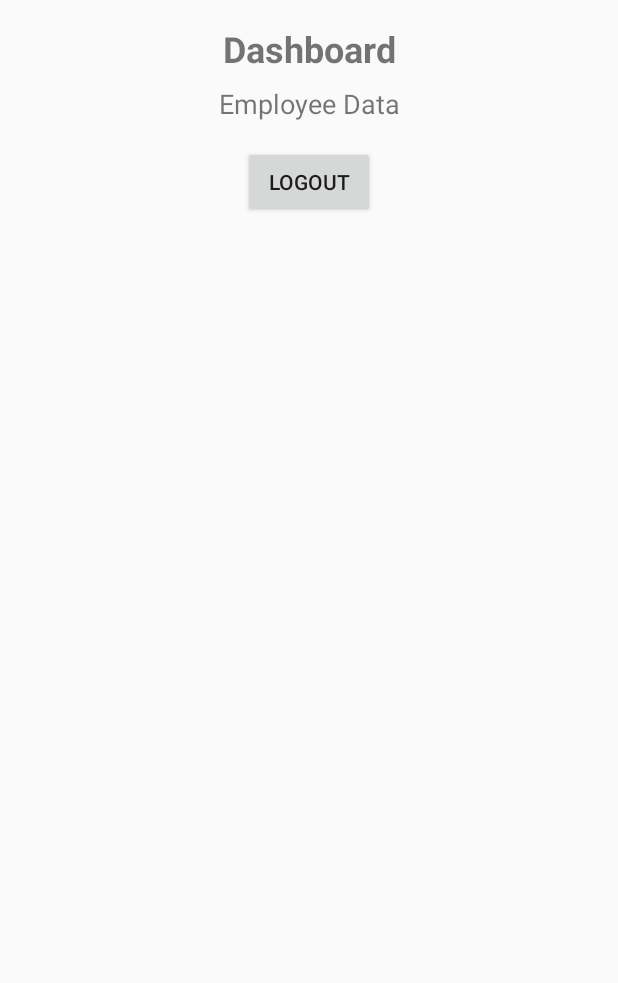
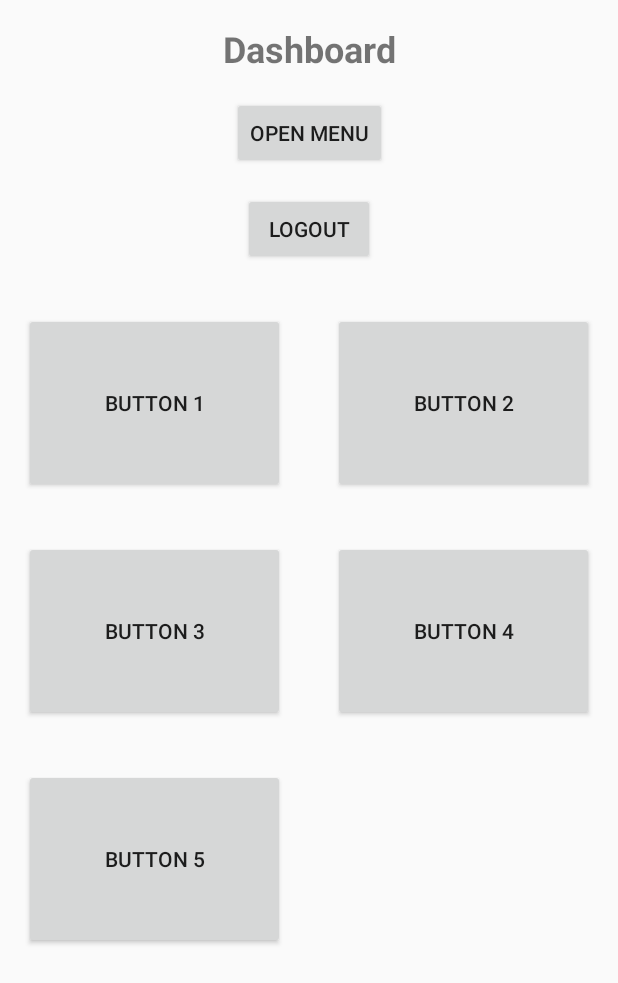
Before and after one commit to Fortune-0/Andriod, an Android app built with Jetpack Compose: the DashboardActivity screen opened directly, with no data from a screen before it, on a phone screen of 412 x 824 dp. Shown: the top 983 px of the screen. Run offline under Robolectric (Android 15) with nearby library versions, the phone set to English and light mode, and no system bars.

Commit message:
Basic dashboard done Replacing menu button with an icon

```diff
--- a/app/src/main/java/com/example/efficilog/DashboardActivity.kt
+++ b/app/src/main/java/com/example/efficilog/DashboardActivity.kt
@@ -3,27 +3,83 @@ package com.example.efficilog
 import android.os.Bundle
 import android.content.Intent
 import android.widget.Button
+import android.widget.Toast
 import androidx.activity.enableEdgeToEdge
 import androidx.appcompat.app.AppCompatActivity
+import androidx.appcompat.app.ActionBarDrawerToggle
+import androidx.drawerlayout.widget.DrawerLayout
+import com.google.android.material.navigation.NavigationView
 import androidx.core.view.ViewCompat
 import androidx.core.view.WindowInsetsCompat
 
 class DashboardActivity : AppCompatActivity() {
+    private lateinit var drawerLayout: DrawerLayout
+    private lateinit var navView: NavigationView
+
     override fun onCreate(savedInstanceState: Bundle?) {
         super.onCreate(savedInstanceState)
         enableEdgeToEdge()
         setContentView(R.layout.activity_dashboard)
-        ViewCompat.setOnApplyWindowInsetsListener(findViewById(R.id.main)) { v, insets ->
+
+        // Initialize DrawerLayout and NavigationView
+        drawerLayout = findViewById(R.id.drawer_layout)
+        navView = findViewById(R.id.navigation_view)
+
+        ViewCompat.setOnApplyWindowInsetsListener(drawerLayout) { v, insets ->
             val systemBars = insets.getInsets(WindowInsetsCompat.Type.systemBars())
             v.setPadding(systemBars.left, systemBars.top, systemBars.right, systemBars.bottom)
             insets
         }
 
-        val logoutButton = findViewById<Button>(R.id.logout_button)
-        logoutButton.setOnClickListener {
-            val intent = Intent(this, MainActivity::class.java)
-            startActivity(intent)
-            finish()
+        // Set up the open drawer button
+        val openDrawerButton = findViewById<Button>(R.id.menu_button)
+        openDrawerButton.setOnClickListener {
+            drawerLayout.open()
+        }
+
+        // Set up ActionBarDrawerToggle
+        val toggle = ActionBarDrawerToggle(
+            this, drawerLayout, R.string.open_drawer, R.string.close_drawer
+        )
+        drawerLayout.addDrawerListener(toggle)
+        toggle.syncState()
+
+        // Handle navigation item clicks
+        navView.setNavigationItemSelectedListener { menuItem ->
+            when (menuItem.itemId) {
+                R.id.nav_home -> {
+                    Toast.makeText(this, "Home clicked", Toast.LENGTH_SHORT).show()
+                    // Handle home action
+                }
+                R.id.nav_drawer -> {
+                    Toast.makeText(this, "Drawer clicked", Toast.LENGTH_SHORT).show()
+                }
+                R.id.nav_profile -> {
+                    Toast.makeText(this, "Profile clicked", Toast.LENGTH_SHORT).show()
+                    // Handle profile action
+                }
+                R.id.nav_settings -> {
+                    Toast.makeText(this, "Settings clicked", Toast.LENGTH_SHORT).show()
+                    // Handle settings action
+                }
+                R.id.nav_logout -> {
+                    Toast.makeText(this, "Logout clicked", Toast.LENGTH_SHORT).show()
+                    val intent = Intent(this, MainActivity::class.java)
+                    startActivity(intent)
+                    finish()
+                }
+            }
+            drawerLayout.closeDrawers()
+            true
+        }
+    }
+
+    // Override the back button to close the drawer if it's open
+    override fun onBackPressed() {
+        if (drawerLayout.isDrawerOpen(navView)) {
+            drawerLayout.closeDrawer(navView)
+        } else {
+            super.onBackPressed()
         }
     }
 }
--- /dev/null
+++ b/app/src/main/res/drawable/ic_home.xml
@@ -0,0 +1,5 @@
+<vector xmlns:android="http://schemas.android.com/apk/res/android" android:autoMirrored="true" android:height="24dp" android:tint="#000000" android:viewportHeight="24" android:viewportWidth="24" android:width="24dp">
+
+    <path android:fillColor="@android:color/white" android:pathData="M3,13h8L11,3L3,3v10zM3,21h8v-6L3,15v6zM13,21h8L21,11h-8v10zM13,3v6h8L21,3h-8z"/>
+
+</vector>
--- /dev/null
+++ b/app/src/main/res/drawable/ic_logout.xml
@@ -0,0 +1,5 @@
+<vector xmlns:android="http://schemas.android.com/apk/res/android" android:autoMirrored="true" android:height="24dp" android:tint="#000000" android:viewportHeight="24" android:viewportWidth="24" android:width="24dp">
+
+    <path android:fillColor="@android:color/white" android:pathData="M17,7l-1.41,1.41L18.17,11H8v2h10.17l-2.58,2.58L17,17l5,-5zM4,5h8V3H4c-1.1,0 -2,0.9 -2,2v14c0,1.1 0.9,2 2,2h8v-2H4V5z"/>
+
+</vector>
--- /dev/null
+++ b/app/src/main/res/drawable/ic_menu.xml
@@ -0,0 +1,5 @@
+<vector xmlns:android="http://schemas.android.com/apk/res/android" android:autoMirrored="true" android:height="24dp" android:tint="#000000" android:viewportHeight="24" android:viewportWidth="24" android:width="24dp">
+
+    <path android:fillColor="@android:color/white" android:pathData="M3,18h18v-2L3,16v2zM3,13h18v-2L3,11v2zM3,6v2h18L21,6L3,6z"/>
+
+</vector>
--- /dev/null
+++ b/app/src/main/res/drawable/ic_profile.xml
@@ -0,0 +1,5 @@
+<vector xmlns:android="http://schemas.android.com/apk/res/android" android:autoMirrored="true" android:height="24dp" android:tint="#000000" android:viewportHeight="24" android:viewportWidth="24" android:width="24dp">
+
+    <path android:fillColor="@android:color/white" android:pathData="M12,5.9c1.16,0 2.1,0.94 2.1,2.1s-0.94,2.1 -2.1,2.1S9.9,9.16 9.9,8s0.94,-2.1 2.1,-2.1m0,9c2.97,0 6.1,1.46 6.1,2.1v1.1L5.9,18.1L5.9,17c0,-0.64 3.13,-2.1 6.1,-2.1M12,4C9.79,4 8,5.79 8,8s1.79,4 4,4 4,-1.79 4,-4 -1.79,-4 -4,-4zM12,13c-2.67,0 -8,1.34 -8,4v3h16v-3c0,-2.66 -5.33,-4 -8,-4z"/>
+
+</vector>
--- /dev/null
+++ b/app/src/main/res/drawable/ic_settings.xml
@@ -0,0 +1,5 @@
+<vector xmlns:android="http://schemas.android.com/apk/res/android" android:autoMirrored="true" android:height="24dp" android:tint="#000000" android:viewportHeight="24" android:viewportWidth="24" android:width="24dp">
+
+    <path android:fillColor="@android:color/white" android:pathData="M19.14,12.94c0.04,-0.3 0.06,-0.61 0.06,-0.94c0,-0.32 -0.02,-0.64 -0.07,-0.94l2.03,-1.58c0.18,-0.14 0.23,-0.41 0.12,-0.61l-1.92,-3.32c-0.12,-0.22 -0.37,-0.29 -0.59,-0.22l-2.39,0.96c-0.5,-0.38 -1.03,-0.7 -1.62,-0.94L14.4,2.81c-0.04,-0.24 -0.24,-0.41 -0.48,-0.41h-3.84c-0.24,0 -0.43,0.17 -0.47,0.41L9.25,5.35C8.66,5.59 8.12,5.92 7.63,6.29L5.24,5.33c-0.22,-0.08 -0.47,0 -0.59,0.22L2.74,8.87C2.62,9.08 2.66,9.34 2.86,9.48l2.03,1.58C4.84,11.36 4.8,11.69 4.8,12s0.02,0.64 0.07,0.94l-2.03,1.58c-0.18,0.14 -0.23,0.41 -0.12,0.61l1.92,3.32c0.12,0.22 0.37,0.29 0.59,0.22l2.39,-0.96c0.5,0.38 1.03,0.7 1.62,0.94l0.36,2.54c0.05,0.24 0.24,0.41 0.48,0.41h3.84c0.24,0 0.44,-0.17 0.47,-0.41l0.36,-2.54c0.59,-0.24 1.13,-0.56 1.62,-0.94l2.39,0.96c0.22,0.08 0.47,0 0.59,-0.22l1.92,-3.32c0.12,-0.22 0.07,-0.47 -0.12,-0.61L19.14,12.94zM12,15.6c-1.98,0 -3.6,-1.62 -3.6,-3.6s1.62,-3.6 3.6,-3.6s3.6,1.62 3.6,3.6S13.98,15.6 12,15.6z"/>
+
+</vector>
--- a/app/src/main/res/layout/activity_dashboard.xml
+++ b/app/src/main/res/layout/activity_dashboard.xml
@@ -1,11 +1,16 @@
 <?xml version="1.0" encoding="utf-8"?>
-<androidx.constraintlayout.widget.ConstraintLayout xmlns:android="http://schemas.android.com/apk/res/android"
+<androidx.drawerlayout.widget.DrawerLayout
+    xmlns:android="http://schemas.android.com/apk/res/android"
     xmlns:app="http://schemas.android.com/apk/res-auto"
     xmlns:tools="http://schemas.android.com/tools"
-    android:id="@+id/main"
+    android:id="@+id/drawer_layout"
     android:layout_width="match_parent"
     android:layout_height="match_parent"
     tools:context=".DashboardActivity">
+
+    <androidx.constraintlayout.widget.ConstraintLayout
+        android:layout_width="match_parent"
+        android:layout_height="match_parent">
 
     <TextView
         android:id="@+id/dashboard_title"
@@ -19,7 +24,7 @@
         app:layout_constraintEnd_toEndOf="parent"
         android:layout_marginTop="16dp"/>
 
-    <TextView
+   <!-- <TextView
         android:id="@+id/employee_data"
         android:layout_width="wrap_content"
         android:layout_height="wrap_content"
@@ -28,16 +33,91 @@
         app:layout_constraintTop_toBottomOf="@id/dashboard_title"
         app:layout_constraintStart_toStartOf="parent"
         app:layout_constraintEnd_toEndOf="parent"
-        android:layout_marginTop="8dp"/>
+        android:layout_marginTop="8dp"/> -->
+
+    <Button
+        android:id="@+id/menu_button"
+        android:layout_width="wrap_content"
+        android:layout_height="wrap_content"
+        android:text="open Menu"
+        app:layout_constraintTop_toBottomOf="@id/dashboard_title"
+        app:layout_constraintStart_toStartOf="parent"
+        app:layout_constraintEnd_toEndOf="parent"
+        android:layout_marginTop="16dp"/>
 
     <Button
         android:id="@+id/logout_button"
         android:layout_width="wrap_content"
         android:layout_height="wrap_content"
         android:text="Logout"
-        app:layout_constraintTop_toBottomOf="@id/employee_data"
+        app:layout_constraintTop_toBottomOf="@id/menu_button"
         app:layout_constraintStart_toStartOf="parent"
         app:layout_constraintEnd_toEndOf="parent"
         android:layout_marginTop="16dp"
         android:onClick="logoutButtonClicked"/>
-</androidx.constraintlayout.widget.ConstraintLayout>
+
+    <!-- Grid Layout -->
+    <GridLayout
+        android:id="@+id/grid_layout"
+        android:layout_width="match_parent"
+        android:layout_height="wrap_content"
+        android:alignmentMode="alignBounds"
+        android:columnCount="2"
+        android:rowCount="3"
+        app:layout_constraintTop_toBottomOf="@id/logout_button"
+        app:layout_constraintStart_toStartOf="parent"
+        app:layout_constraintEnd_toEndOf="parent"
+        android:layout_marginTop="16dp">
+
+        <Button
+            android:id="@+id/button1"
+            android:layout_width="0dp"
+            android:layout_height="120dp"
+            android:layout_margin="16dp"
+            android:text="Button 1"
+            android:layout_columnWeight="1"/>
+
+        <Button
+            android:id="@+id/button2"
+            android:layout_width="0dp"
+            android:layout_height="120dp"
+            android:layout_margin="16dp"
+            android:text="Button 2"
+            android:layout_columnWeight="1"/>
+
+        <Button
+            android:id="@+id/button3"
+            android:layout_width="0dp"
+            android:layout_height="120dp"
+            android:layout_margin="16dp"
+            android:text="Button 3"
+            android:layout_columnWeight="1"/>
+
+        <Button
+            android:id="@+id/button4"
+            android:layout_width="0dp"
+            android:layout_height="120dp"
+            android:layout_margin="16dp"
+            android:text="Button 4"
+            android:layout_columnWeight="1"/>
+
+        <Button
+            android:id="@+id/button5"
+            android:layout_width="0dp"
+            android:layout_height="120dp"
+            android:layout_margin="16dp"
+            android:text="Button 5"
+            android:layout_columnWeight="1"/>
+
+    </GridLayout>
+    </androidx.constraintlayout.widget.ConstraintLayout>
+
+    <!-- Navigation Drawer -->
+
+    <com.google.android.material.navigation.NavigationView
+        android:id="@+id/navigation_view"
+        android:layout_width="wrap_content"
+        android:layout_height="match_parent"
+        android:layout_gravity="start"
+        app:menu="@menu/drawer_menu"/>
+</androidx.drawerlayout.widget.DrawerLayout>
--- /dev/null
+++ b/app/src/main/res/menu/drawer_menu.xml
@@ -0,0 +1,22 @@
+<menu xmlns:android="http://schemas.android.com/apk/res/android">
+    <item
+        android:id="@+id/nav_home"
+        android:title="Home"
+        android:icon="@drawable/ic_home"/>
+    <item
+        android:id="@+id/nav_drawer"
+        android:title="Menu"
+        android:icon="@drawable/ic_menu"/>
+    <item
+        android:id="@+id/nav_profile"
+        android:title="Profile"
+        android:icon="@drawable/ic_profile"/>
+    <item
+        android:id="@+id/nav_settings"
+        android:title="Settings"
+        android:icon="@drawable/ic_settings"/>
+    <item
+        android:id="@+id/nav_logout"
+        android:title="Logout"
+        android:icon="@drawable/ic_logout"/>
+</menu>
--- a/app/src/main/res/values/strings.xml
+++ b/app/src/main/res/values/strings.xml
@@ -1,3 +1,5 @@
 <resources>
     <string name="app_name">EfficiLog</string>
+    <string name="open_drawer">open navigation drawer</string>
+    <string name="close_drawer">close navigation drawer</string>
 </resources>
```
Also changed, not shown: 1 other file.
